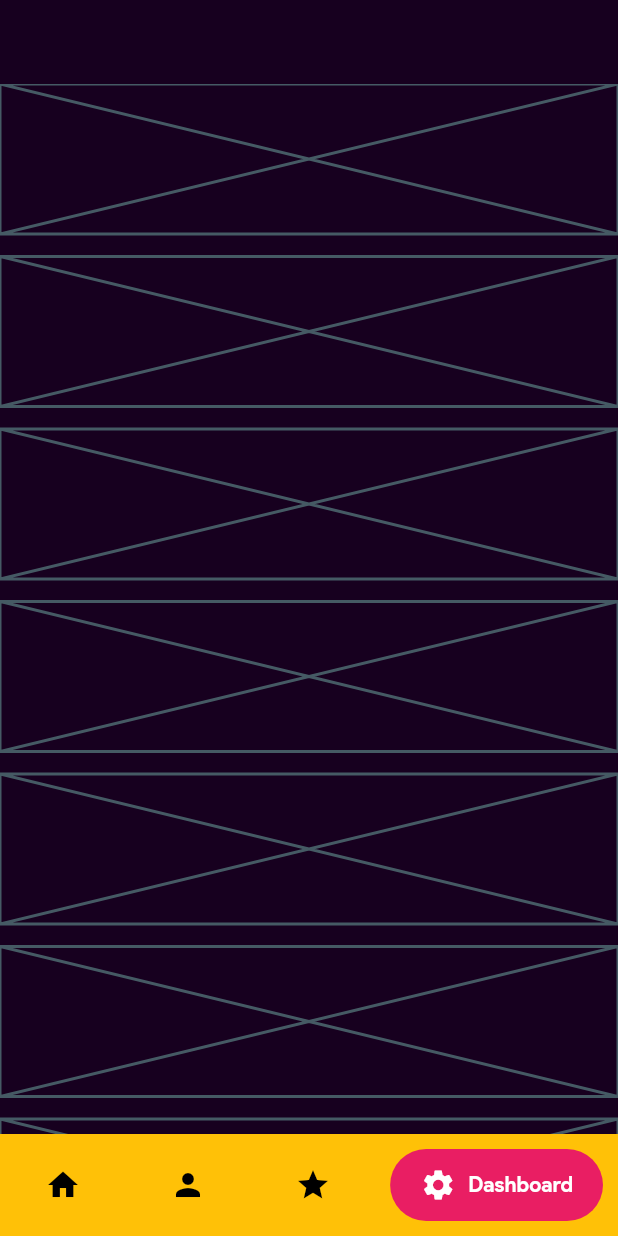
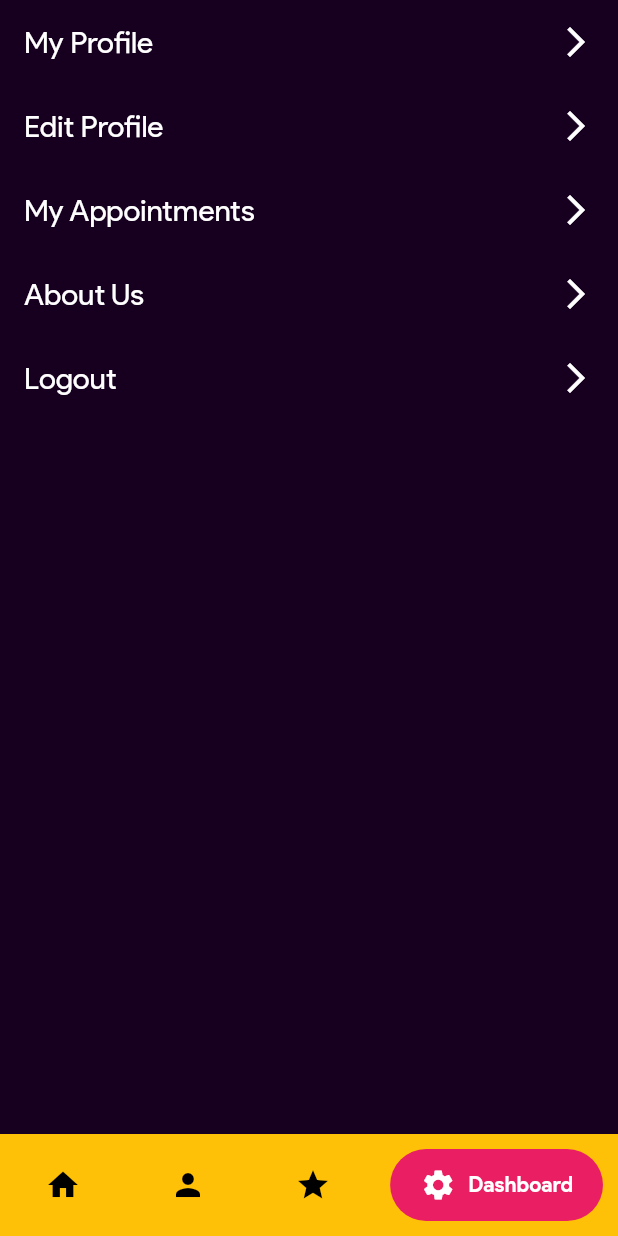
Before and after one commit to dramikei/happy_us-frontend, a Flutter app: the screen it shows after launch, item 4 of the bottom bar chosen, on a phone screen of 412 x 824 dp. Run offline on Flutter 3.47's test engine with Material 2 defaults, Android fonts, the phone set to English and light mode, and no system bars; drawn by our look-alikes of google_nav_bar, overlay_support; our stand-ins replace argon_buttons_flutter, carousel_slider, fluro, lottie, native_pdf_view, timeago and 2 more; missing offline and left inert: dough, easy_container.

Commit message:
- added bounce scroll physics in all screens - updated settings page

```diff
--- a/lib/screens/dashboard_page.dart
+++ b/lib/screens/dashboard_page.dart
@@ -16,19 +16,46 @@ class DashboardPage extends StatelessWidget {
   Widget build(BuildContext context) {
     return SafeArea(
       child: Scaffold(
-        appBar: AppBar(
-          backgroundColor: Colors.transparent,
-          elevation: 0,
-        ),
-        body: ListView.separated(
-          separatorBuilder: (c, i) => const SizedBox(height: 15),
-          itemBuilder: (context, index) {
-            return Placeholder(fallbackHeight: 100);
-          },
-          // about us page button here
-          itemCount: 100,
+        body: ListView(
+          physics: const BouncingScrollPhysics(),
+          children: [
+            _settingsTile(
+              title: "My Profile",
+              onTap: () {},
+            ),
+            _settingsTile(
+              title: "Edit Profile",
+              onTap: () {},
+            ),
+            _settingsTile(
+              title: "My Appointments",
+              onTap: () {},
+            ),
+            _settingsTile(
+              title: "About Us",
+              onTap: () {},
+            ),
+            _settingsTile(
+              title: "Logout",
+              onTap: () {},
+            ),
+          ],
         ),
       ),
     );
   }
+
+  Widget _settingsTile({
+    required String title,
+    required VoidCallback onTap,
+  }) {
+    return ListTile(
+      title: Text(
+        title,
+        style: TextStyle(fontSize: 20),
+      ),
+      onTap: onTap,
+      trailing: Icon(Icons.arrow_forward_ios),
+    );
+  }
 }
--- a/lib/screens/login_screen.dart
+++ b/lib/screens/login_screen.dart
@@ -66,6 +66,7 @@ class _LoginScreenState extends State<LoginScreen> {
               ),
             Expanded(
               child: ListView(
+                physics: const BouncingScrollPhysics(),
                 padding: EdgeInsets.all(size.width * 0.08),
                 children: [
                   const Text(
--- a/lib/screens/register_screen.dart
+++ b/lib/screens/register_screen.dart
@@ -82,6 +82,7 @@ class _RegisterScreenState extends State<RegisterScreen> {
               ),
             Expanded(
               child: ListView(
+                physics: const BouncingScrollPhysics(),
                 padding: EdgeInsets.all(size.width * 0.06),
                 children: [
                   const Text(
--- a/lib/screens/tnc.dart
+++ b/lib/screens/tnc.dart
@@ -14,7 +14,7 @@ class Tnc extends StatelessWidget {
     return Scaffold(
       appBar: new AppBar(
         backgroundColor: kFocusColor,
-        title: const Text('Terms and conditions'),
+        title: const Text('Terms & Conditions'),
       ),
       body: PdfView(
         physics: const BouncingScrollPhysics(),
--- a/lib/screens/volunteers_page.dart
+++ b/lib/screens/volunteers_page.dart
@@ -56,6 +56,7 @@ class VolunteersPage extends StatelessWidget {
     return SafeArea(
       child: Scaffold(
         body: ListView.separated(
+          physics: const BouncingScrollPhysics(),
           padding: const EdgeInsets.fromLTRB(10, 10, 10, 100),
           separatorBuilder: (c, i) => const SizedBox(height: 25),
           itemBuilder: (context, index) {
--- a/lib/widgets/static_info_card.dart
+++ b/lib/widgets/static_info_card.dart
@@ -25,6 +25,7 @@ class StaticInfoCard extends StatelessWidget {
     final size = MediaQuery.of(context).size;
     final showRowLayout = size.width >= 950;
     return ListView(
+      physics: const BouncingScrollPhysics(),
       padding: EdgeInsets.all(size.width * 0.06),
       children: [
         Row(
```
Also changed, not shown: lib/screens/feeds_page.dart (+10 -1 lines).
